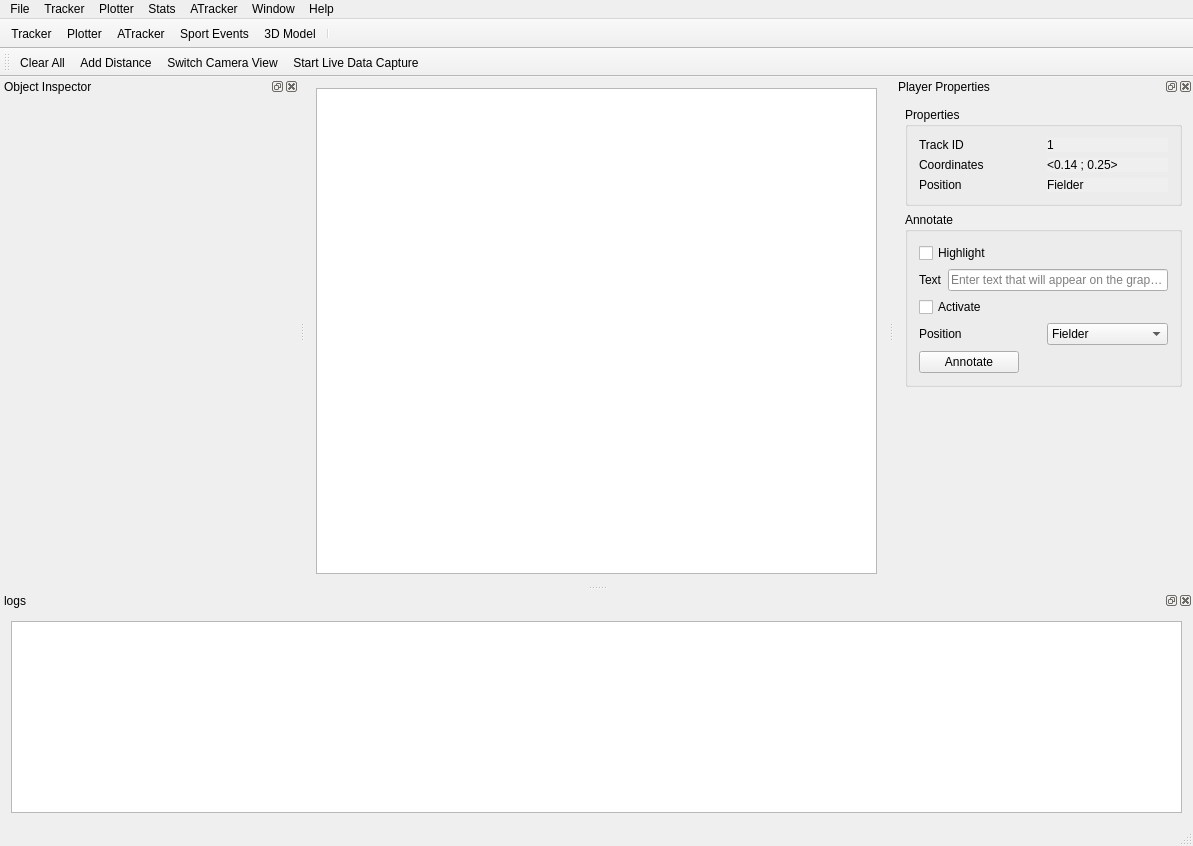
sipho-mancam/4thView, file GUI/AppMain.ui: the form before one commit.
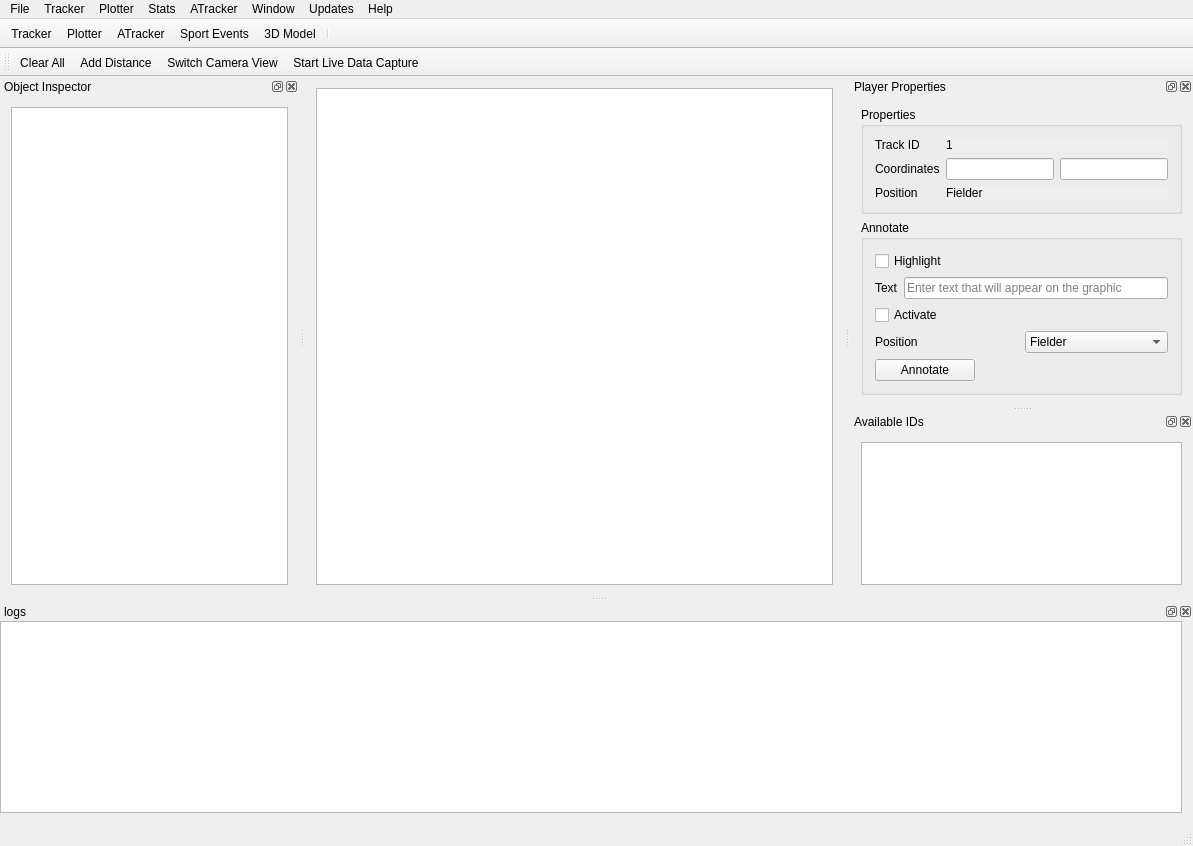
The form after the commit. Icons and pictures are not drawn.

Commit message: Implementing the Track and Plotter GUI

The edit to the form file:
```diff
--- a/GUI/AppMain.ui
+++ b/GUI/AppMain.ui
@@ -47,7 +47,7 @@
    <bool>false</bool>
   </property>
   <widget class="QWidget" name="centralWidget">
-   <layout class="QVBoxLayout" name="verticalLayout_5">
+   <layout class="QHBoxLayout" name="horizontalLayout_4">
     <item>
      <widget class="QGraphicsView" name="graphicsView"/>
     </item>
@@ -99,12 +99,20 @@
      <string>Help</string>
     </property>
    </widget>
+   <widget class="QMenu" name="menuUpdates">
+    <property name="title">
+     <string>Updates</string>
+    </property>
+    <addaction name="actionCheck_for_Updates"/>
+    <addaction name="actionVersion"/>
+   </widget>
    <addaction name="menuFile"/>
    <addaction name="menuTracker"/>
    <addaction name="menuPlotter"/>
    <addaction name="menuStats"/>
    <addaction name="menuATracker"/>
    <addaction name="menuWindow"/>
+   <addaction name="menuUpdates"/>
    <addaction name="menuHelp"/>
   </widget>
   <widget class="QToolBar" name="toolBarMain">
@@ -151,6 +159,11 @@
       <height>0</height>
      </size>
     </property>
+    <layout class="QVBoxLayout" name="verticalLayout_6">
+     <item>
+      <widget class="QListWidget" name="listWidget"/>
+     </item>
+    </layout>
    </widget>
   </widget>
   <widget class="QDockWidget" name="dockWidget_4">
@@ -164,10 +177,16 @@
     <property name="minimumSize">
      <size>
       <width>0</width>
-      <height>100</height>
+      <height>90</height>
      </size>
     </property>
     <layout class="QHBoxLayout" name="horizontalLayout_2">
+     <property name="leftMargin">
+      <number>0</number>
+     </property>
+     <property name="topMargin">
+      <number>0</number>
+     </property>
      <item>
       <widget class="QPlainTextEdit" name="plainTextEdit">
        <property name="tabChangesFocus">
@@ -220,7 +239,7 @@
      <item>
       <widget class="QGroupBox" name="groupBox">
        <property name="sizePolicy">
-        <sizepolicy hsizetype="Preferred" vsizetype="Fixed">
+        <sizepolicy hsizetype="Preferred" vsizetype="Preferred">
          <horstretch>0</horstretch>
          <verstretch>0</verstretch>
         </sizepolicy>
@@ -259,14 +278,22 @@
            </widget>
           </item>
           <item row="1" column="1">
-           <widget class="QLabel" name="label_5">
-            <property name="autoFillBackground">
-             <bool>true</bool>
-            </property>
-            <property name="text">
-             <string>&lt;0.14 ; 0.25&gt;</string>
-            </property>
-           </widget>
+           <layout class="QHBoxLayout" name="horizontalLayout_5">
+            <item>
+             <widget class="QLineEdit" name="lineEdit_2">
+              <property name="readOnly">
+               <bool>true</bool>
+              </property>
+             </widget>
+            </item>
+            <item>
+             <widget class="QLineEdit" name="lineEdit_3">
+              <property name="readOnly">
+               <bool>true</bool>
+              </property>
+             </widget>
+            </item>
+           </layout>
           </item>
           <item row="2" column="0">
            <widget class="QLabel" name="label_6">
@@ -418,18 +445,32 @@
        </layout>
       </widget>
      </item>
+    </layout>
+   </widget>
+  </widget>
+  <widget class="QDockWidget" name="dockWidget">
+   <property name="floating">
+    <bool>false</bool>
+   </property>
+   <property name="features">
+    <set>QDockWidget::DockWidgetFeature::DockWidgetClosable|QDockWidget::DockWidgetFeature::DockWidgetFloatable|QDockWidget::DockWidgetFeature::DockWidgetMovable</set>
+   </property>
+   <property name="windowTitle">
+    <string>Available IDs</string>
+   </property>
+   <attribute name="dockWidgetArea">
+    <number>2</number>
+   </attribute>
+   <widget class="QWidget" name="dockWidgetContents">
+    <property name="minimumSize">
+     <size>
+      <width>0</width>
+      <height>100</height>
+     </size>
+    </property>
+    <layout class="QVBoxLayout" name="verticalLayout_5">
      <item>
-      <spacer name="verticalSpacer">
-       <property name="orientation">
-        <enum>Qt::Orientation::Vertical</enum>
-       </property>
-       <property name="sizeHint" stdset="0">
-        <size>
-         <width>20</width>
-         <height>40</height>
-        </size>
-       </property>
-      </spacer>
+      <widget class="QListView" name="listView"/>
      </item>
     </layout>
    </widget>
```
Left out of the diff: 69 changed lines with no effect on the pictures. The commit also changes 6 other files.
